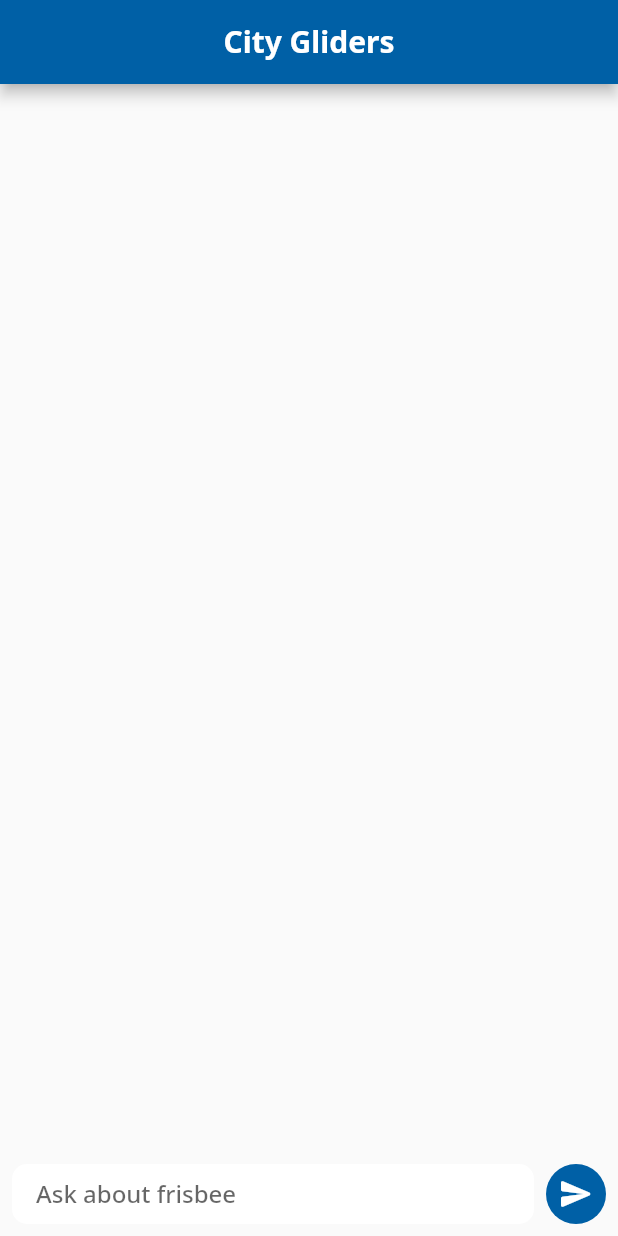
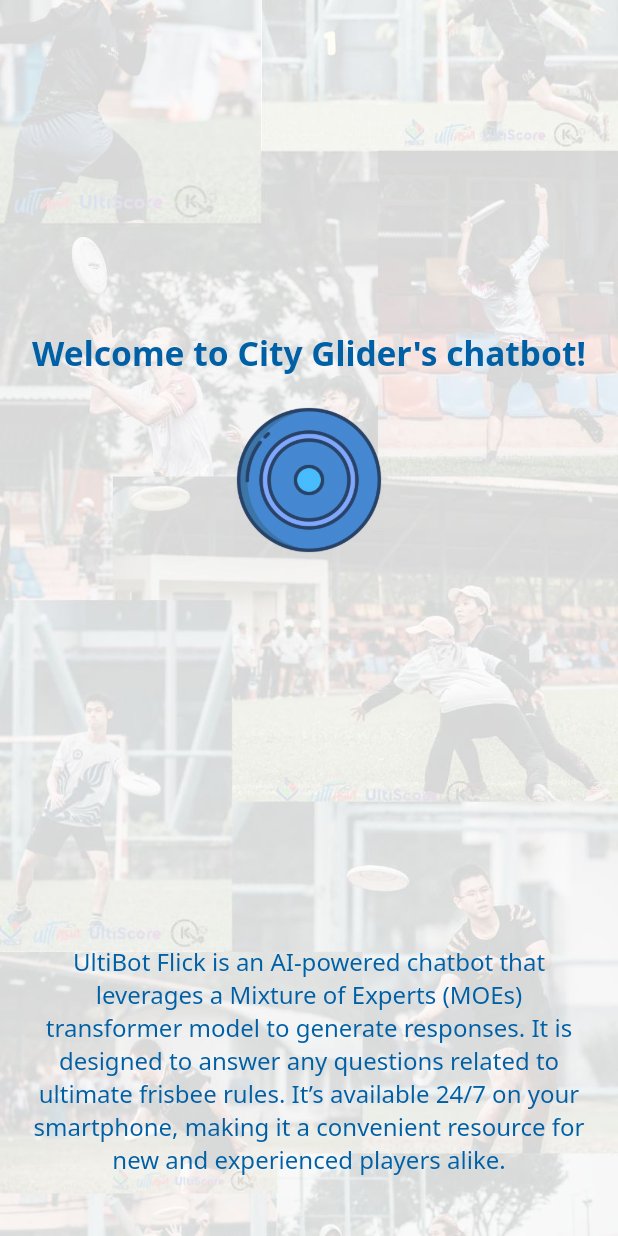
Before and after one commit to mjia0730/City-Gliders, a Flutter app: the screen it shows after launch, on a phone screen of 412 x 824 dp. Run offline on Flutter 3.47's test engine with Material 2 defaults, Android fonts, the light colour scheme and no system bars; our stand-ins replace chat_bubbles, cloud_firestore, firebase_core, google_fonts; accounts and stored records are empty.

Commit message:
added landing page

```diff
--- /dev/null
+++ b/lib/landing_page.dart
@@ -0,0 +1,79 @@
+import 'package:flutter/material.dart';
+import 'chat_screen.dart';
+
+class LandingPage extends StatelessWidget {
+  const LandingPage({Key? key}) : super(key: key);
+
+  @override
+  Widget build(BuildContext context) {
+    return Scaffold(
+      body: Stack(
+        children: [
+          Container(
+            decoration: BoxDecoration(
+              image: DecorationImage(
+                image: AssetImage('assets/background.jpg'),
+                fit: BoxFit.cover,
+              ),
+            ),
+          ),
+          Column(
+            children: [
+              Expanded(
+                child: Center(
+                  child: Column(
+                    mainAxisSize: MainAxisSize.min,
+                    children: [
+                      Padding(
+                        padding: const EdgeInsets.symmetric(horizontal: 20.0),
+                        child: LayoutBuilder(
+                          builder: (context, constraints) {
+                            double fontSize = constraints.maxWidth * 0.06; // Adjust the multiplier as needed
+                            return Text(
+                              "Welcome to City Glider's chatbot!",
+                              style: TextStyle(
+                                fontSize: fontSize,
+                                fontWeight: FontWeight.bold,
+                                color: const Color(0xFF0060A6)
+                              ),
+                              textAlign: TextAlign.center,
+                            );
+                          },
+                        ),
+                      ),
+                      const SizedBox(height: 20),
+                      GestureDetector(
+                        onTap: () {
+                          Navigator.push(
+                            context,
+                            MaterialPageRoute(builder: (context) => const ChatScreen()),
+                          );
+                        },
+                        child: Image.asset(
+                          'assets/button_image.webp',
+                          width: 200,  // Adjust the width and height as needed
+                          height: 100,
+                        ),
+                      ),
+                    ],
+                  ),
+                ),
+              ),
+              Padding(
+                padding: const EdgeInsets.symmetric(horizontal: 20.0, vertical: 40.0),
+                child: Text(
+                  "UltiBot Flick is an AI-powered chatbot that leverages a Mixture of Experts (MOEs) transformer model to generate responses. It is designed to answer any questions related to ultimate frisbee rules. It’s available 24/7 on your smartphone, making it a convenient resource for new and experienced players alike.",
+                  style: TextStyle(
+                    fontSize: 16,
+                    color: const Color(0xFF0060A6)
+                  ),
+                  textAlign: TextAlign.center,
+                ),
+              ),
+            ],
+          ),
+        ],
+      ),
+    );
+  }
+}
--- a/lib/main.dart
+++ b/lib/main.dart
@@ -1,5 +1,5 @@
 import 'package:flutter/material.dart';
-import 'chat_screen.dart';
+import 'landing_page.dart';
 import 'package:firebase_core/firebase_core.dart';
 import 'package:google_fonts/google_fonts.dart';
 
@@ -15,7 +15,7 @@ class MainApp extends StatelessWidget {
   @override
   Widget build(BuildContext context) {
     return MaterialApp(
-      home: const ChatScreen(),
+      home: const LandingPage(),
       debugShowCheckedModeBanner: false,
       theme: ThemeData(fontFamily: GoogleFonts.notoSans().fontFamily),
     );
--- a/pubspec.yaml
+++ b/pubspec.yaml
@@ -22,3 +22,6 @@ dev_dependencies:
 
 flutter:
   uses-material-design: true
+  assets:
+    - assets/background.jpg
+    - assets/button_image.webp
```
Also changed, not shown: assets/background.jpg (added), assets/button_image.webp (added).
